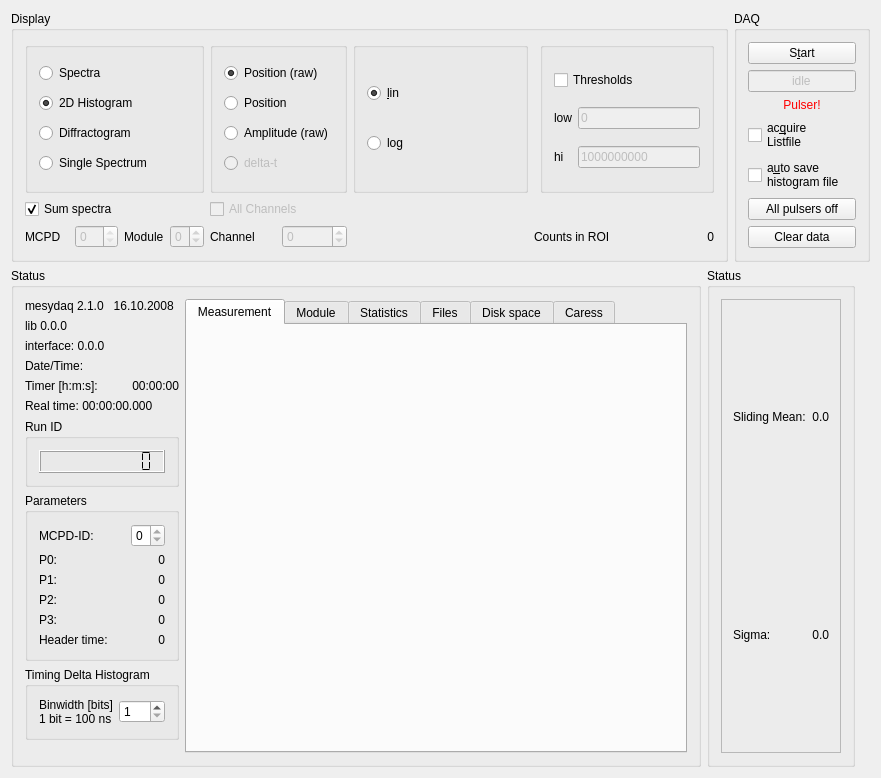
First picture: the form in qmesydaq/mainwidget.ui, repository flueke/qmesydaq, before the edit.
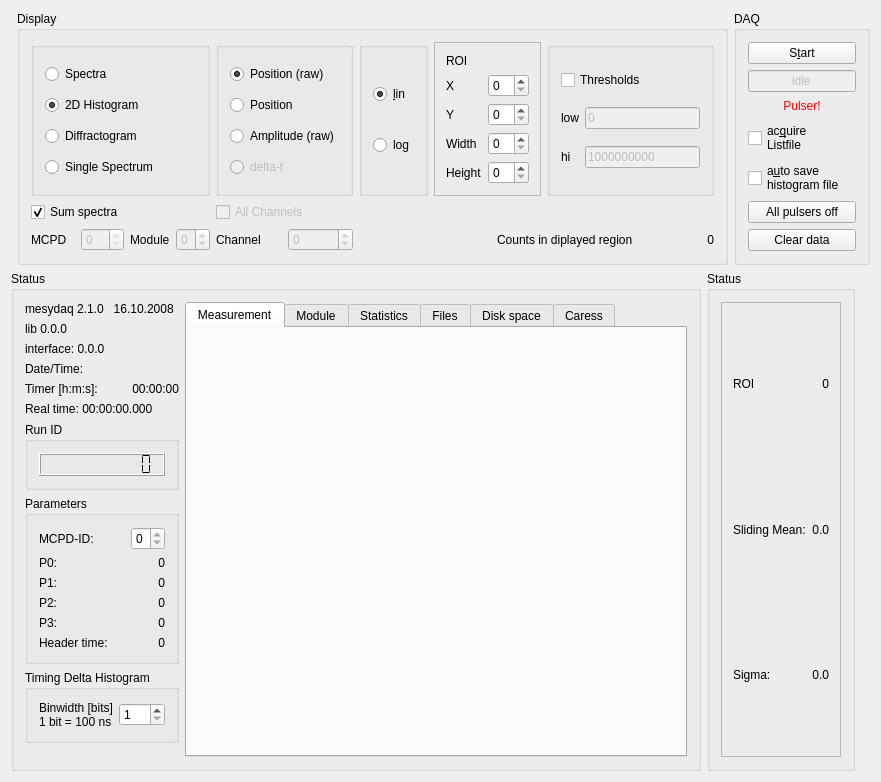
Second picture: the form after the edit. Custom widgets are drawn as their Qt base class.

Commit message:
Add an interface to define a region of interest (ROI)
Fixes: #1419

```diff
--- a/qmesydaq/mainwidget.ui
+++ b/qmesydaq/mainwidget.ui
@@ -7,7 +7,7 @@
     <x>0</x>
     <y>0</y>
     <width>881</width>
-    <height>778</height>
+    <height>782</height>
    </rect>
   </property>
   <property name="baseSize">
@@ -20,376 +20,7 @@
    <string>Form</string>
   </property>
   <layout class="QGridLayout" name="gridLayout_21">
-   <item row="0" column="0">
-    <widget class="QGroupBox" name="displayGroupBox">
-     <property name="title">
-      <string>Display</string>
-     </property>
-     <layout class="QGridLayout" name="gridLayout_2">
-      <item row="1" column="0">
-       <widget class="QCheckBox" name="dispAll">
-        <property name="text">
-         <string>Sum spectra</string>
-        </property>
-        <property name="shortcut">
-         <string/>
-        </property>
-        <property name="checked">
-         <bool>true</bool>
-        </property>
-       </widget>
-      </item>
-      <item row="2" column="0">
-       <layout class="QHBoxLayout" name="mcpdLayout">
-        <item>
-         <widget class="QLabel" name="textLabel1">
-          <property name="text">
-           <string>MCPD</string>
-          </property>
-          <property name="wordWrap">
-           <bool>false</bool>
-          </property>
-         </widget>
-        </item>
-        <item>
-         <widget class="MCPDSpinBox" name="dispMcpd">
-          <property name="enabled">
-           <bool>false</bool>
-          </property>
-          <property name="maximum">
-           <number>0</number>
-          </property>
-         </widget>
-        </item>
-       </layout>
-      </item>
-      <item row="0" column="2">
-       <widget class="QGroupBox" name="posAmpGroup">
-        <property name="title">
-         <string/>
-        </property>
-        <layout class="QGridLayout" name="gridLayout_4">
-         <item row="2" column="0">
-          <widget class="QRadioButton" name="dispAllPos">
-           <property name="text">
-            <string>Position (raw)</string>
-           </property>
-           <property name="shortcut">
-            <string/>
-           </property>
-           <property name="checked">
-            <bool>true</bool>
-           </property>
-           <attribute name="buttonGroup">
-            <string notr="true">posampButtonGroup</string>
-           </attribute>
-          </widget>
-         </item>
-         <item row="5" column="0">
-          <widget class="QRadioButton" name="dispAllAmpl">
-           <property name="text">
-            <string>Amplitude (raw)</string>
-           </property>
-           <property name="shortcut">
-            <string/>
-           </property>
-           <attribute name="buttonGroup">
-            <string notr="true">posampButtonGroup</string>
-           </attribute>
-          </widget>
-         </item>
-         <item row="7" column="0">
-          <widget class="QRadioButton" name="specialBox">
-           <property name="enabled">
-            <bool>false</bool>
-           </property>
-           <property name="text">
-            <string>delta-t</string>
-           </property>
-          </widget>
-         </item>
-         <item row="3" column="0">
-          <widget class="QRadioButton" name="dispAllCorrectedPos">
-           <property name="text">
-            <string>Position</string>
-           </property>
-           <attribute name="buttonGroup">
-            <string notr="true">posampButtonGroup</string>
-           </attribute>
-          </widget>
-         </item>
-        </layout>
-       </widget>
-      </item>
-      <item row="1" column="2">
-       <widget class="QCheckBox" name="dispAllChannels">
-        <property name="enabled">
-         <bool>false</bool>
-        </property>
-        <property name="text">
-         <string>All Channels</string>
-        </property>
-       </widget>
-      </item>
-      <item row="2" column="4" colspan="2">
-       <layout class="QHBoxLayout" name="horizontalLayout_4">
-        <item>
-         <widget class="QLabel" name="labelCountsInROI">
-          <property name="enabled">
-           <bool>true</bool>
-          </property>
-          <property name="text">
-           <string>Counts in ROI</string>
-          </property>
-         </widget>
-        </item>
-        <item>
-         <widget class="QLabel" name="countsInVOI">
-          <property name="text">
-           <string>0</string>
-          </property>
-          <property name="alignment">
-           <set>Qt::AlignRight|Qt::AlignTrailing|Qt::AlignVCenter</set>
-          </property>
-         </widget>
-        </item>
-       </layout>
-      </item>
-      <item row="0" column="5">
-       <widget class="QGroupBox" name="groupBox_4">
-        <property name="title">
-         <string/>
-        </property>
-        <layout class="QGridLayout" name="gridLayout_20">
-         <item row="0" column="0" colspan="2">
-          <widget class="QCheckBox" name="useThresh">
-           <property name="text">
-            <string>Thresholds</string>
-           </property>
-          </widget>
-         </item>
-         <item row="1" column="0">
-          <widget class="QLabel" name="textLabel4">
-           <property name="text">
-            <string>low</string>
-           </property>
-           <property name="wordWrap">
-            <bool>false</bool>
-           </property>
-          </widget>
-         </item>
-         <item row="1" column="1">
-          <widget class="QLineEdit" name="loLim">
-           <property name="enabled">
-            <bool>false</bool>
-           </property>
-           <property name="text">
-            <string>0</string>
-           </property>
-          </widget>
-         </item>
-         <item row="2" column="0">
-          <widget class="QLabel" name="textLabel5">
-           <property name="text">
-            <string>hi</string>
-           </property>
-           <property name="wordWrap">
-            <bool>false</bool>
-           </property>
-          </widget>
-         </item>
-         <item row="2" column="1">
-          <widget class="QLineEdit" name="hiLim">
-           <property name="enabled">
-            <bool>false</bool>
-           </property>
-           <property name="text">
-            <string>1000000000</string>
-           </property>
-          </widget>
-         </item>
-        </layout>
-       </widget>
-      </item>
-      <item row="0" column="0" colspan="2">
-       <widget class="QGroupBox" name="dispGroup">
-        <property name="title">
-         <string/>
-        </property>
-        <layout class="QGridLayout" name="gridLayout_5">
-         <item row="0" column="0">
-          <widget class="QRadioButton" name="dispSpectra">
-           <property name="text">
-            <string>Spectra</string>
-           </property>
-           <property name="shortcut">
-            <string/>
-           </property>
-           <property name="checked">
-            <bool>false</bool>
-           </property>
-           <attribute name="buttonGroup">
-            <string notr="true">displayModeButtonGroup</string>
-           </attribute>
-          </widget>
-         </item>
-         <item row="1" column="0">
-          <widget class="QRadioButton" name="dispHistogram">
-           <property name="text">
-            <string>2D Histogram</string>
-           </property>
-           <property name="shortcut">
-            <string/>
-           </property>
-           <property name="checked">
-            <bool>true</bool>
-           </property>
-           <attribute name="buttonGroup">
-            <string notr="true">displayModeButtonGroup</string>
-           </attribute>
-          </widget>
-         </item>
-         <item row="2" column="0" colspan="2">
-          <widget class="QRadioButton" name="dispDiffractogram">
-           <property name="text">
-            <string>Diffractogram</string>
-           </property>
-           <property name="shortcut">
-            <string/>
-           </property>
-           <property name="checked">
-            <bool>false</bool>
-           </property>
-           <attribute name="buttonGroup">
-            <string notr="true">displayModeButtonGroup</string>
-           </attribute>
-          </widget>
-         </item>
-         <item row="3" column="0">
-          <widget class="QRadioButton" name="dispMstdSpectrum">
-           <property name="text">
-            <string>Single Spectrum</string>
-           </property>
-           <property name="shortcut">
-            <string/>
-           </property>
-           <property name="checked">
-            <bool>false</bool>
-           </property>
-           <attribute name="buttonGroup">
-            <string notr="true">displayModeButtonGroup</string>
-           </attribute>
-          </widget>
-         </item>
-        </layout>
-       </widget>
-      </item>
-      <item row="2" column="1">
-       <layout class="QHBoxLayout" name="moduleLayout">
-        <item>
-         <widget class="QLabel" name="textLabel2">
-          <property name="text">
-           <string>Module</string>
-          </property>
-          <property name="wordWrap">
-           <bool>false</bool>
-          </property>
-         </widget>
-        </item>
-        <item>
-         <widget class="ModuleSpinBox" name="dispMpsd">
-          <property name="enabled">
-           <bool>false</bool>
-          </property>
-          <property name="wrapping">
-           <bool>true</bool>
-          </property>
-          <property name="maximum">
-           <number>7</number>
-          </property>
-         </widget>
-        </item>
-       </layout>
-      </item>
-      <item row="2" column="2">
-       <layout class="QHBoxLayout" name="channelLayout">
-        <item>
-         <widget class="QLabel" name="textLabel3">
-          <property name="text">
-           <string>Channel</string>
-          </property>
-          <property name="wordWrap">
-           <bool>false</bool>
-          </property>
-         </widget>
-        </item>
-        <item>
-         <widget class="ChannelSpinBox" name="dispChan">
-          <property name="enabled">
-           <bool>false</bool>
-          </property>
-          <property name="wrapping">
-           <bool>true</bool>
-          </property>
-          <property name="maximum">
-           <number>7</number>
-          </property>
-         </widget>
-        </item>
-       </layout>
-      </item>
-      <item row="2" column="3">
-       <spacer name="horizontalSpacer_2">
-        <property name="orientation">
-         <enum>Qt::Horizontal</enum>
-        </property>
-        <property name="sizeHint" stdset="0">
-         <size>
-          <width>40</width>
-          <height>20</height>
-         </size>
-        </property>
-       </spacer>
-      </item>
-      <item row="0" column="3">
-       <widget class="QGroupBox" name="logGroup">
-        <property name="enabled">
-         <bool>true</bool>
-        </property>
-        <property name="title">
-         <string/>
-        </property>
-        <layout class="QGridLayout" name="gridLayout_3">
-         <item row="0" column="0">
-          <widget class="QRadioButton" name="lin">
-           <property name="text">
-            <string>&amp;lin</string>
-           </property>
-           <property name="checked">
-            <bool>true</bool>
-           </property>
-           <attribute name="buttonGroup">
-            <string notr="true">linlogButtonGroup</string>
-           </attribute>
-          </widget>
-         </item>
-         <item row="1" column="0">
-          <widget class="QRadioButton" name="log">
-           <property name="text">
-            <string>log</string>
-           </property>
-           <attribute name="buttonGroup">
-            <string notr="true">linlogButtonGroup</string>
-           </attribute>
-          </widget>
-         </item>
-        </layout>
-       </widget>
-      </item>
-     </layout>
-    </widget>
-   </item>
-   <item row="0" column="1">
+   <item row="0" column="2">
     <widget class="QGroupBox" name="groupBox1">
      <property name="sizePolicy">
       <sizepolicy hsizetype="Maximum" vsizetype="Preferred">
@@ -522,7 +153,7 @@
      </layout>
     </widget>
    </item>
-   <item row="1" column="0" colspan="2">
+   <item row="1" column="0" colspan="3">
     <layout class="QHBoxLayout" name="horizontalLayout_2">
      <property name="rightMargin">
       <number>15</number>
@@ -1536,10 +1167,20 @@
            <enum>QFrame::Raised</enum>
           </property>
           <layout class="QGridLayout" name="gridLayout">
-           <item row="2" column="2">
-            <widget class="QLabel" name="sigmaText">
+           <item row="0" column="0">
+            <widget class="QLabel" name="label_11">
              <property name="text">
-              <string>0.0</string>
+              <string>ROI</string>
+             </property>
+            </widget>
+           </item>
+           <item row="0" column="1" colspan="2">
+            <widget class="QLabel" name="roiCount">
+             <property name="layoutDirection">
+              <enum>Qt::LeftToRight</enum>
+             </property>
+             <property name="text">
+              <string>0</string>
              </property>
              <property name="alignment">
               <set>Qt::AlignRight|Qt::AlignTrailing|Qt::AlignVCenter</set>
@@ -1549,17 +1190,7 @@
              </property>
             </widget>
            </item>
-           <item row="2" column="1">
-            <widget class="QLabel" name="textLabel24">
-             <property name="text">
-              <string>Sigma:</string>
-             </property>
-             <property name="wordWrap">
-              <bool>false</bool>
-             </property>
-            </widget>
-           </item>
-           <item row="1" column="1">
+           <item row="1" column="0" colspan="2">
             <widget class="QLabel" name="textLabel25">
              <property name="text">
               <string>Sliding Mean:</string>
@@ -1582,6 +1213,29 @@
              </property>
             </widget>
            </item>
+           <item row="2" column="0">
+            <widget class="QLabel" name="textLabel24">
+             <property name="text">
+              <string>Sigma:</string>
+             </property>
+             <property name="wordWrap">
+              <bool>false</bool>
+             </property>
+            </widget>
+           </item>
+           <item row="2" column="2">
+            <widget class="QLabel" name="sigmaText">
+             <property name="text">
+              <string>0.0</string>
+             </property>
+             <property name="alignment">
+              <set>Qt::AlignRight|Qt::AlignTrailing|Qt::AlignVCenter</set>
+             </property>
+             <property name="wordWrap">
+              <bool>false</bool>
+             </property>
+            </widget>
+           </item>
           </layout>
          </widget>
         </item>
@@ -1590,6 +1244,451 @@
      </item>
     </layout>
    </item>
+   <item row="0" column="1">
+    <widget class="QGroupBox" name="displayGroupBox">
+     <property name="title">
+      <string>Display</string>
+     </property>
+     <layout class="QGridLayout" name="gridLayout_22">
+      <item row="2" column="2">
+       <layout class="QHBoxLayout" name="channelLayout">
+        <item>
+         <widget class="QLabel" name="textLabel3">
+          <property name="text">
+           <string>Channel</string>
+          </property>
+          <property name="wordWrap">
+           <bool>false</bool>
+          </property>
+         </widget>
+        </item>
+        <item>
+         <widget class="ChannelSpinBox" name="dispChan">
+          <property name="enabled">
+           <bool>false</bool>
+          </property>
+          <property name="wrapping">
+           <bool>true</bool>
+          </property>
+          <property name="maximum">
+           <number>7</number>
+          </property>
+         </widget>
+        </item>
+       </layout>
+      </item>
+      <item row="0" column="3">
+       <widget class="QGroupBox" name="logGroup">
+        <property name="enabled">
+         <bool>true</bool>
+        </property>
+        <property name="title">
+         <string/>
+        </property>
+        <layout class="QGridLayout" name="gridLayout_3">
+         <item row="0" column="0">
+          <widget class="QRadioButton" name="lin">
+           <property name="text">
+            <string>&amp;lin</string>
+           </property>
+           <property name="checked">
+            <bool>true</bool>
+           </property>
+           <attribute name="buttonGroup">
+            <string notr="true">linlogButtonGroup</string>
+           </attribute>
+          </widget>
+         </item>
+         <item row="1" column="0">
+          <widget class="QRadioButton" name="log">
+           <property name="text">
+            <string>log</string>
+           </property>
+           <attribute name="buttonGroup">
+            <string notr="true">linlogButtonGroup</string>
+           </attribute>
+          </widget>
+         </item>
+        </layout>
+       </widget>
+      </item>
+      <item row="0" column="5">
+       <widget class="QGroupBox" name="groupBox_4">
+        <property name="title">
+         <string/>
+        </property>
+        <layout class="QGridLayout" name="gridLayout_20">
+         <item row="0" column="0" colspan="2">
+          <widget class="QCheckBox" name="useThresh">
+           <property name="text">
+            <string>Thresholds</string>
+           </property>
+          </widget>
+         </item>
+         <item row="1" column="0">
+          <widget class="QLabel" name="textLabel4">
+           <property name="text">
+            <string>low</string>
+           </property>
+           <property name="wordWrap">
+            <bool>false</bool>
+           </property>
+          </widget>
+         </item>
+         <item row="1" column="1">
+          <widget class="QLineEdit" name="loLim">
+           <property name="enabled">
+            <bool>false</bool>
+           </property>
+           <property name="text">
+            <string>0</string>
+           </property>
+          </widget>
+         </item>
+         <item row="2" column="0">
+          <widget class="QLabel" name="textLabel5">
+           <property name="text">
+            <string>hi</string>
+           </property>
+           <property name="wordWrap">
+            <bool>false</bool>
+           </property>
+          </widget>
+         </item>
+         <item row="2" column="1">
+          <widget class="QLineEdit" name="hiLim">
+           <property name="enabled">
+            <bool>false</bool>
+           </property>
+           <property name="text">
+            <string>1000000000</string>
+           </property>
+          </widget>
+         </item>
+        </layout>
+       </widget>
+      </item>
+      <item row="0" column="4">
+       <widget class="QFrame" name="roiBox">
+        <property name="frameShape">
+         <enum>QFrame::StyledPanel</enum>
+        </property>
+        <property name="frameShadow">
+         <enum>QFrame::Raised</enum>
+        </property>
+        <layout class="QGridLayout" name="gridLayout_2">
+         <item row="1" column="0">
+          <widget class="QLabel" name="label_7">
+           <property name="text">
+            <string>X</string>
+           </property>
+          </widget>
+         </item>
+         <item row="4" column="0">
+          <widget class="QLabel" name="label_10">
+           <property name="text">
+            <string>Height</string>
+           </property>
+          </widget>
+         </item>
+         <item row="3" column="1">
+          <widget class="QSpinBox" name="roiWidth"/>
+         </item>
+         <item row="4" column="1">
+          <widget class="QSpinBox" name="roiHeight">
+           <property name="accelerated">
+            <bool>true</bool>
+           </property>
+          </widget>
+         </item>
+         <item row="2" column="1">
+          <widget class="QSpinBox" name="roiY">
+           <property name="accelerated">
+            <bool>true</bool>
+           </property>
+          </widget>
+         </item>
+         <item row="1" column="1">
+          <widget class="QSpinBox" name="roiX"/>
+         </item>
+         <item row="2" column="0">
+          <widget class="QLabel" name="label_8">
+           <property name="text">
+            <string>Y</string>
+           </property>
+          </widget>
+         </item>
+         <item row="3" column="0">
+          <widget class="QLabel" name="label_9">
+           <property name="text">
+            <string>Width</string>
+           </property>
+          </widget>
+         </item>
+         <item row="0" column="0">
+          <widget class="QLabel" name="label_12">
+           <property name="text">
+            <string>ROI</string>
+           </property>
+          </widget>
+         </item>
+        </layout>
+       </widget>
+      </item>
+      <item row="0" column="2">
+       <widget class="QGroupBox" name="posAmpGroup">
+        <property name="title">
+         <string/>
+        </property>
+        <layout class="QGridLayout" name="gridLayout_4">
+         <item row="2" column="0">
+          <widget class="QRadioButton" name="dispAllPos">
+           <property name="text">
+            <string>Position (raw)</string>
+           </property>
+           <property name="shortcut">
+            <string/>
+           </property>
+           <property name="checked">
+            <bool>true</bool>
+           </property>
+           <attribute name="buttonGroup">
+            <string notr="true">posampButtonGroup</string>
+           </attribute>
+          </widget>
+         </item>
+         <item row="5" column="0">
+          <widget class="QRadioButton" name="dispAllAmpl">
+           <property name="text">
+            <string>Amplitude (raw)</string>
+           </property>
+           <property name="shortcut">
+            <string/>
+           </property>
+           <attribute name="buttonGroup">
+            <string notr="true">posampButtonGroup</string>
+           </attribute>
+          </widget>
+         </item>
+         <item row="7" column="0">
+          <widget class="QRadioButton" name="specialBox">
+           <property name="enabled">
+            <bool>false</bool>
+           </property>
+           <property name="text">
+            <string>delta-t</string>
+           </property>
+          </widget>
+         </item>
+         <item row="3" column="0">
+          <widget class="QRadioButton" name="dispAllCorrectedPos">
+           <property name="text">
+            <string>Position</string>
+           </property>
+           <attribute name="buttonGroup">
+            <string notr="true">posampButtonGroup</string>
+           </attribute>
+          </widget>
+         </item>
+        </layout>
+       </widget>
+      </item>
+      <item row="0" column="0" colspan="2">
+       <widget class="QGroupBox" name="dispGroup">
+        <property name="title">
+         <string/>
+        </property>
+        <layout class="QGridLayout" name="gridLayout_5">
+         <item row="0" column="0">
+          <widget class="QRadioButton" name="dispSpectra">
+           <property name="text">
+            <string>Spectra</string>
+           </property>
+           <property name="shortcut">
+            <string/>
+           </property>
+           <property name="checked">
+            <bool>false</bool>
+           </property>
+           <attribute name="buttonGroup">
+            <string notr="true">displayModeButtonGroup</string>
+           </attribute>
+          </widget>
+         </item>
+         <item row="1" column="0">
+          <widget class="QRadioButton" name="dispHistogram">
+           <property name="text">
+            <string>2D Histogram</string>
+           </property>
+           <property name="shortcut">
+            <string/>
+           </property>
+           <property name="checked">
+            <bool>true</bool>
+           </property>
+           <attribute name="buttonGroup">
+            <string notr="true">displayModeButtonGroup</string>
+           </attribute>
+          </widget>
+         </item>
+         <item row="2" column="0" colspan="2">
+          <widget class="QRadioButton" name="dispDiffractogram">
+           <property name="text">
+            <string>Diffractogram</string>
+           </property>
+           <property name="shortcut">
+            <string/>
+           </property>
+           <property name="checked">
+            <bool>false</bool>
+           </property>
+           <attribute name="buttonGroup">
+            <string notr="true">displayModeButtonGroup</string>
+           </attribute>
+          </widget>
+         </item>
+         <item row="3" column="0">
+          <widget class="QRadioButton" name="dispMstdSpectrum">
+           <property name="text">
+            <string>Single Spectrum</string>
+           </property>
+           <property name="shortcut">
+            <string/>
+           </property>
+           <property name="checked">
+            <bool>false</bool>
+           </property>
+           <attribute name="buttonGroup">
+            <string notr="true">displayModeButtonGroup</string>
+           </attribute>
+          </widget>
+         </item>
+        </layout>
+       </widget>
+      </item>
+      <item row="2" column="1">
+       <layout class="QHBoxLayout" name="moduleLayout">
+        <item>
+         <widget class="QLabel" name="textLabel2">
+          <property name="text">
+           <string>Module</string>
+          </property>
+          <property name="wordWrap">
+           <bool>false</bool>
+          </property>
+         </widget>
+        </item>
+        <item>
+         <widget class="ModuleSpinBox" name="dispMpsd">
+          <property name="enabled">
+           <bool>false</bool>
+          </property>
+          <property name="wrapping">
+           <bool>true</bool>
+          </property>
+          <property name="maximum">
+           <number>7</number>
+          </property>
+         </widget>
+        </item>
+       </layout>
+      </item>
+      <item row="1" column="0">
+       <widget class="QCheckBox" name="dispAll">
+        <property name="text">
+         <string>Sum spectra</string>
+        </property>
+        <property name="shortcut">
+         <string/>
+        </property>
+        <property name="checked">
+         <bool>true</bool>
+        </property>
+       </widget>
+      </item>
+      <item row="1" column="2">
+       <widget class="QCheckBox" name="dispAllChannels">
+        <property name="enabled">
+         <bool>false</bool>
+        </property>
+        <property name="text">
+         <string>All Channels</string>
+        </property>
+       </widget>
+      </item>
+      <item row="2" column="0">
+       <layout class="QHBoxLayout" name="mcpdLayout">
+        <item>
+         <widget class="QLabel" name="textLabel1">
+          <property name="text">
+           <string>MCPD</string>
+          </property>
+          <property name="wordWrap">
+           <bool>false</bool>
+          </property>
+         </widget>
+        </item>
+        <item>
+         <widget class="MCPDSpinBox" name="dispMcpd">
+          <property name="enabled">
+           <bool>false</bool>
+          </property>
+          <property name="maximum">
+           <number>0</number>
+          </property>
+         </widget>
+        </item>
+       </layout>
+      </item>
+      <item row="2" column="3" colspan="3">
+       <layout class="QHBoxLayout" name="horizontalLayout_4">
+        <item>
+         <spacer name="horizontalSpacer_2">
+          <property name="orientation">
+           <enum>Qt::Horizontal</enum>
+          </property>
+          <property name="sizeHint" stdset="0">
+           <size>
+            <width>40</width>
+            <height>20</height>
+           </size>
+          </property>
+         </spacer>
+        </item>
+        <item>
+         <widget class="QLabel" name="labelCountsInROI">
+          <property name="enabled">
+           <bool>true</bool>
+          </property>
+          <property name="text">
+           <string>Counts in diplayed region</string>
+          </property>
+         </widget>
+        </item>
+        <item>
+         <widget class="QLabel" name="countsInVOI">
+          <property name="minimumSize">
+           <size>
+            <width>75</width>
+            <height>0</height>
+           </size>
+          </property>
+          <property name="toolTip">
+           <string>Number of counts in the displayed region</string>
+          </property>
+          <property name="text">
+           <string>0</string>
+          </property>
+          <property name="alignment">
+           <set>Qt::AlignRight|Qt::AlignTrailing|Qt::AlignVCenter</set>
+          </property>
+         </widget>
+        </item>
+       </layout>
+      </item>
+     </layout>
+    </widget>
+   </item>
   </layout>
  </widget>
  <layoutdefault spacing="6" margin="11"/>
```
Left out of the diff: 73 changed lines with no effect on the pictures. The commit also changes 3 other files.
